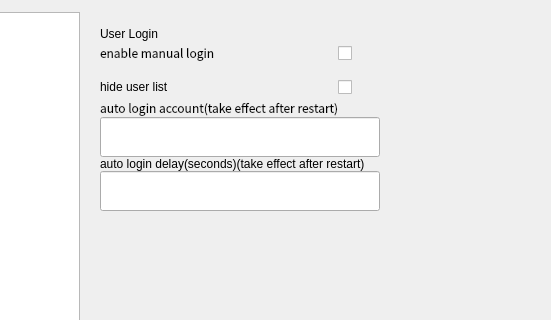
Before: the Qt Designer form kiran-greeter-setting/greetersetting.ui in openeuler-mirror/kiran-session-guard, drawn with Qt 5; both pictures show x 209 to 760 and y 0 to 320 of the 760 by 550 pixel window.
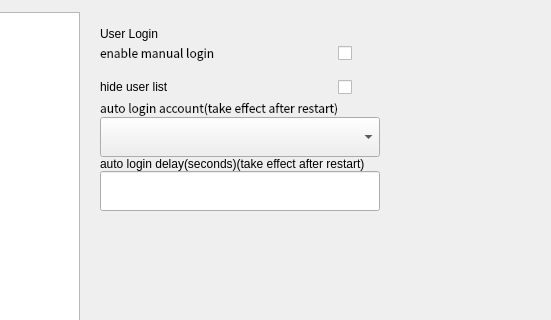
After: the same form once the commit is applied. Custom widgets are drawn as their Qt base class.

Commit message:
feature(kiran-greeter-settings): auto login user changed to drop-down selection
- 自动登录用户改成下拉选择

Patch:
```diff
--- a/kiran-greeter-setting/greetersetting.ui
+++ b/kiran-greeter-setting/greetersetting.ui
@@ -538,7 +538,7 @@
            </widget>
           </item>
           <item>
-           <widget class="QLineEdit" name="edit_autologinName">
+           <widget class="QComboBox" name="combo_autoLoginUser">
             <property name="sizePolicy">
              <sizepolicy hsizetype="Fixed" vsizetype="Fixed">
               <horstretch>0</horstretch>
@@ -557,9 +557,6 @@
               <height>40</height>
              </size>
             </property>
-            <property name="styleSheet">
-             <string notr="true"/>
-            </property>
            </widget>
           </item>
           <item>
```
The commit also changes 12 other files.
